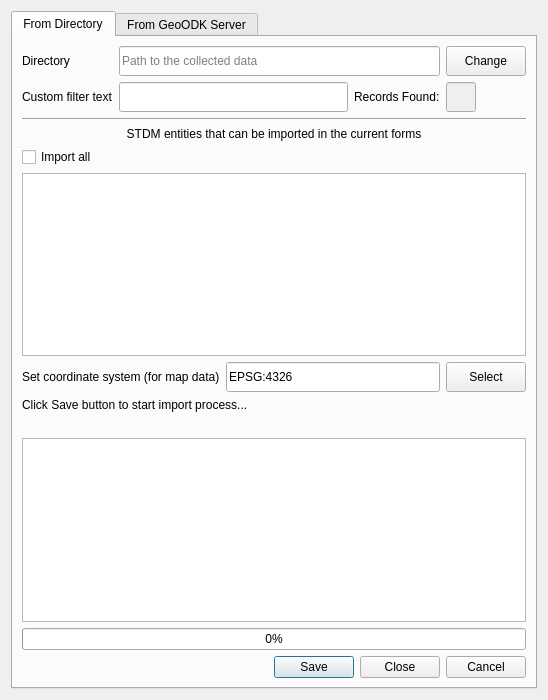
Qt form ui/ui_geoodk_import.ui (gltn/stdm) before a commit.
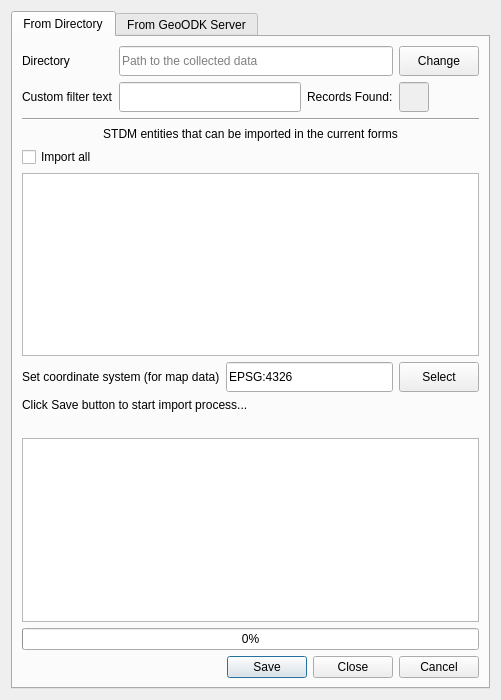
The same form after that commit.

Commit message: str definition check included in the mobile form generation

Diff of the .ui file:
```diff
--- a/ui/ui_geoodk_import.ui
+++ b/ui/ui_geoodk_import.ui
@@ -6,7 +6,7 @@
    <rect>
     <x>0</x>
     <y>0</y>
-    <width>548</width>
+    <width>501</width>
     <height>700</height>
    </rect>
   </property>
```
The commit also changes 2 other files.
